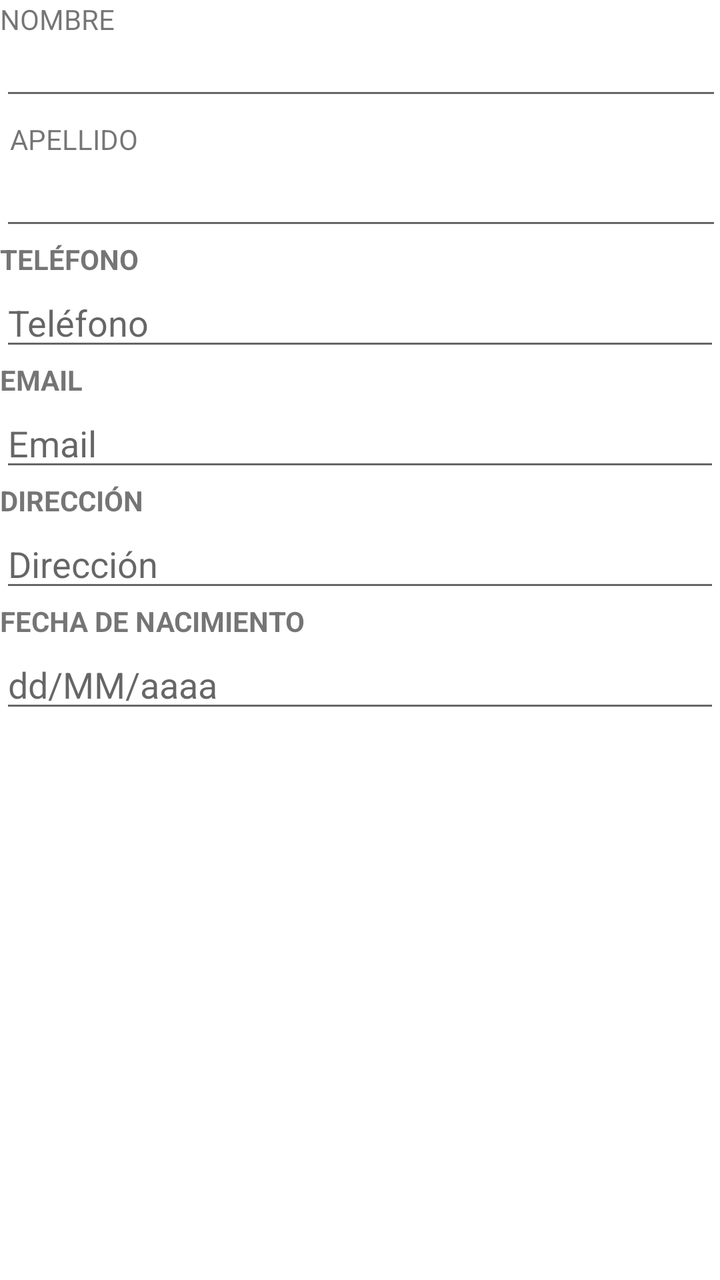
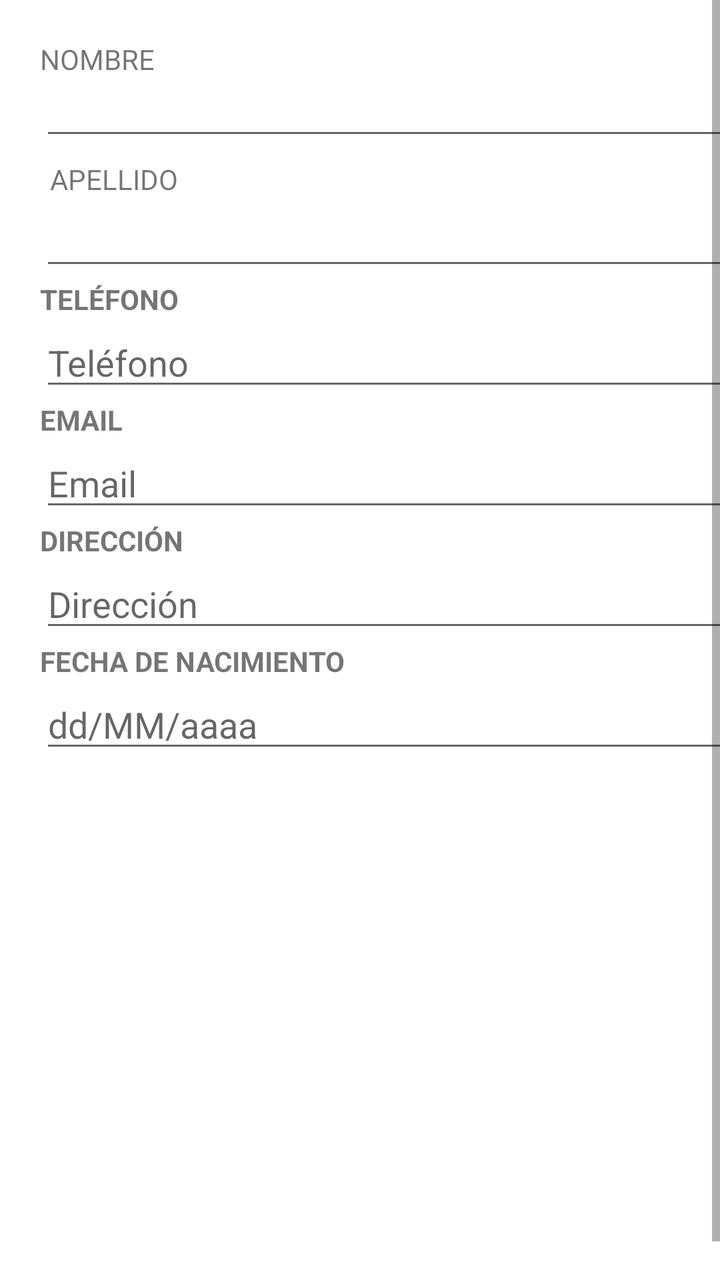

Two renders of the same Android screen: before a commit and after it. Below are the layout's source before the change and the commit's diff.
<!-- AndroidManifest.xml: application theme Theme.MaterialComponents.DayNight.DarkActionBar -->
<!-- res/layout/activity_agregar_contacto.xml -->
<?xml version="1.0" encoding="utf-8"?>
<TableLayout xmlns:android="http://schemas.android.com/apk/res/android"
    xmlns:app="http://schemas.android.com/apk/res-auto"
    xmlns:tools="http://schemas.android.com/tools"
    android:id="@+id/main"
    android:layout_width="match_parent"
    android:layout_height="match_parent"
    android:layout_margin="20dp"
    tools:context=".AgregarContacto">

    <TableRow
        android:layout_width="match_parent"
        android:layout_height="match_parent">

    <TextView
        android:layout_width="wrap_content"
        android:layout_height="wrap_content"
        android:text="NOMBRE" />

    </TableRow>

    <TableRow
        android:layout_width="match_parent"
        android:layout_height="match_parent">

        <EditText
            android:id="@+id/editTextNombre"
            android:maxLength="40"
            android:layout_width="361dp"
            android:layout_height="wrap_content"
            android:ems="10"
            android:inputType="textPersonName|textCapWords"
            android:textSize="14sp" />
    </TableRow>

    <TableRow
        android:layout_width="match_parent"
        android:layout_height="match_parent"
        android:layout_margin="5dp">

        <TextView
            android:layout_width="wrap_content"
            android:layout_height="wrap_content"
            android:text="APELLIDO" />

    </TableRow>
    <TableRow
        android:layout_width="match_parent"
        android:layout_height="match_parent">

        <EditText
            android:id="@+id/editTextApellido"
            android:maxLength="40"
            android:layout_width="match_parent"
            android:layout_height="wrap_content"
            android:ems="10"
            android:inputType="textPersonName|textCapWords"
            android:textSize="14sp" />
    </TableRow>

    <TableRow>
        <TextView
            android:layout_width="wrap_content"
            android:layout_height="wrap_content"
            android:text="TELÉFONO"
            android:textStyle="bold" />
    </TableRow>

    <TableRow>
        <EditText
            android:id="@+id/editTextTelefono"
            android:layout_width="0dp"
            android:layout_height="wrap_content"
            android:layout_weight="1"
            android:hint="Teléfono"
            android:inputType="phone" />

    </TableRow>

    <TableRow>
        <TextView
            android:layout_width="wrap_content"
            android:layout_height="wrap_content"
            android:text="EMAIL"
            android:textStyle="bold" />
    </TableRow>

    <TableRow>
        <EditText
            android:id="@+id/editTextEmail"
            android:layout_width="0dp"
            android:layout_height="wrap_content"
            android:layout_weight="1"
            android:hint="Email"
            android:inputType="textEmailAddress" />

    </TableRow>

    <TableRow>
        <TextView
            android:layout_width="wrap_content"
            android:layout_height="wrap_content"
            android:text="DIRECCIÓN"
            android:textStyle="bold" />
    </TableRow>

    <TableRow>
        <EditText
            android:id="@+id/editTextDireccion"
            android:layout_width="0dp"
            android:layout_height="wrap_content"
            android:layout_weight="1"
            android:hint="Dirección"
            android:inputType="textPostalAddress" />
    </TableRow>

    <TableRow>
        <TextView
            android:layout_width="wrap_content"
            android:layout_height="wrap_content"
            android:text="FECHA DE NACIMIENTO"
            android:textStyle="bold" />
    </TableRow>

    <TableRow>
        <EditText
            android:id="@+id/editTextFechaNacimiento"
            android:layout_width="0dp"
            android:layout_height="wrap_content"
            android:layout_weight="1"
            android:hint="dd/MM/aaaa"
            android:inputType="date" />
    </TableRow>

</TableLayout>
<!-- resources referenced by this layout -->
<resources>

</resources>

<!-- the commit's change to res/layout/activity_agregar_contacto.xml (unified diff, before → after) -->
@@ -1,135 +1,151 @@
 <?xml version="1.0" encoding="utf-8"?>
-<TableLayout xmlns:android="http://schemas.android.com/apk/res/android"
+<ScrollView xmlns:android="http://schemas.android.com/apk/res/android"
     xmlns:app="http://schemas.android.com/apk/res-auto"
     xmlns:tools="http://schemas.android.com/tools"
     android:id="@+id/main"
     android:layout_width="match_parent"
     android:layout_height="match_parent"
-    android:layout_margin="20dp"
+    android:fillViewport="true"
     tools:context=".AgregarContacto">
 
-    <TableRow
+    <TableLayout
         android:layout_width="match_parent"
-        android:layout_height="match_parent">
+        android:layout_height="wrap_content"
+        android:layout_margin="20dp"
+        android:stretchColumns="0">
 
-    <TextView
-        android:layout_width="wrap_content"
-        android:layout_height="wrap_content"
-        android:text="NOMBRE" />
+        <TableRow
+            android:layout_width="match_parent"
+            android:layout_height="match_parent">
 
-    </TableRow>
+            <TextView
+                android:layout_width="wrap_content"
+                android:layout_height="wrap_content"
+                android:text="NOMBRE" />
 
-    <TableRow
-        android:layout_width="match_parent"
-        android:layout_height="match_parent">
+        </TableRow>
 
-        <EditText
-            android:id="@+id/editTextNombre"
-            android:maxLength="40"
-            android:layout_width="361dp"
-            android:layout_height="wrap_content"
-            android:ems="10"
-            android:inputType="textPersonName|textCapWords"
-            android:textSize="14sp" />
-    </TableRow>
+        <TableRow
+            android:layout_width="match_parent"
+            android:layout_height="match_parent">
 
-    <TableRow
-        android:layout_width="match_parent"
-        android:layout_height="match_parent"
-        android:layout_margin="5dp">
+            <EditText
+                android:id="@+id/editTextNombre"
+                android:layout_width="match_parent"
+                android:layout_height="wrap_content"
+                android:ems="10"
+                android:inputType="textPersonName|textCapWords"
+                android:maxLength="40"
+                android:textSize="14sp" />
+        </TableRow>
 
-        <TextView
-            android:layout_width="wrap_content"
-            android:layout_height="wrap_content"
-            android:text="APELLIDO" />
+        <TableRow
+            android:layout_width="match_parent"
+            android:layout_height="match_parent"
+            android:layout_margin="5dp">
 
-    </TableRow>
-    <TableRow
-        android:layout_width="match_parent"
-        android:layout_height="match_parent">
+            <TextView
+                android:layout_width="wrap_content"
+                android:layout_height="wrap_content"
+                android:text="APELLIDO" />
 
-        <EditText
-            android:id="@+id/editTextApellido"
-            android:maxLength="40"
+        </TableRow>
+
+        <TableRow
             android:layout_width="match_parent"
-            android:layout_height="wrap_content"
-            android:ems="10"
-            android:inputType="textPersonName|textCapWords"
-            android:textSize="14sp" />
-    </TableRow>
+            android:layout_height="match_parent">
 
-    <TableRow>
-        <TextView
-            android:layout_width="wrap_content"
-            android:layout_height="wrap_content"
-            android:text="TELÉFONO"
-            android:textStyle="bold" />
-    </TableRow>
+            <EditText
+                android:id="@+id/editTextApellido"
+                android:layout_width="match_parent"
+                android:layout_height="wrap_content"
+                android:ems="10"
+                android:inputType="textPersonName|textCapWords"
+                android:maxLength="40"
+                android:textSize="14sp" />
+        </TableRow>
 
-    <TableRow>
-        <EditText
-            android:id="@+id/editTextTelefono"
-            android:layout_width="0dp"
-            android:layout_height="wrap_content"
-            android:layout_weight="1"
-            android:hint="Teléfono"
-            android:inputType="phone" />
+        <TableRow>
 
-    </TableRow>
+            <TextView
+                android:layout_width="wrap_content"
+                android:layout_height="wrap_content"
+                android:text="TELÉFONO"
+                android:textStyle="bold" />
+        </TableRow>
 
-    <TableRow>
-        <TextView
-            android:layout_width="wrap_content"
-            android:layout_height="wrap_content"
-            android:text="EMAIL"
-            android:textStyle="bold" />
-    </TableRow>
+        <TableRow>
 
-    <TableRow>
-        <EditText
-            android:id="@+id/editTextEmail"
-            android:layout_width="0dp"
-            android:layout_height="wrap_content"
-            android:layout_weight="1"
-            android:hint="Email"
-            android:inputType="textEmailAddress" />
+            <EditText
+                android:id="@+id/editTextTelefono"
+                android:layout_width="0dp"
+                android:layout_height="wrap_content"
+                android:layout_weight="1"
+                android:hint="Teléfono"
+                android:inputType="phone" />
 
-    </TableRow>
+        </TableRow>
 
-    <TableRow>
-        <TextView
-            android:layout_width="wrap_content"
-            android:layout_height="wrap_content"
-            android:text="DIRECCIÓN"
-            android:textStyle="bold" />
-    </TableRow>
+        <TableRow>
 
-    <TableRow>
-        <EditText
-            android:id="@+id/editTextDireccion"
-            android:layout_width="0dp"
-            android:layout_height="wrap_content"
-            android:layout_weight="1"
-            android:hint="Dirección"
-            android:inputType="textPostalAddress" />
-    </TableRow>
+            <TextView
+                android:layout_width="wrap_content"
+                android:layout_height="wrap_content"
+                android:text="EMAIL"
+                android:textStyle="bold" />
+        </TableRow>
 
-    <TableRow>
-        <TextView
-            android:layout_width="wrap_content"
-            android:layout_height="wrap_content"
-            android:text="FECHA DE NACIMIENTO"
-            android:textStyle="bold" />
-    </TableRow>
+        <TableRow>
 
-    <TableRow>
-        <EditText
-            android:id="@+id/editTextFechaNacimiento"
-            android:layout_width="0dp"
-            android:layout_height="wrap_content"
-            android:layout_weight="1"
-            android:hint="dd/MM/aaaa"
-            android:inputType="date" />
-    </TableRow>
+            <EditText
+                android:id="@+id/editTextEmail"
+                android:layout_width="0dp"
+                android:layout_height="wrap_content"
+                android:layout_weight="1"
+                android:hint="Email"
+                android:inputType="textEmailAddress" />
 
-</TableLayout>
+        </TableRow>
+
+        <TableRow>
+
+            <TextView
+                android:layout_width="wrap_content"
+                android:layout_height="wrap_content"
+                android:text="DIRECCIÓN"
+                android:textStyle="bold" />
+        </TableRow>
+
+        <TableRow>
+
+            <EditText
+                android:id="@+id/editTextDireccion"
+                android:layout_width="0dp"
+                android:layout_height="wrap_content"
+                android:layout_weight="1"
+                android:hint="Dirección"
+                android:inputType="textPostalAddress" />
+        </TableRow>
+
+        <TableRow>
+
+            <TextView
+                android:layout_width="wrap_content"
+                android:layout_height="wrap_content"
+                android:text="FECHA DE NACIMIENTO"
+                android:textStyle="bold" />
+        </TableRow>
+
+        <TableRow>
+
+            <EditText
+                android:id="@+id/editTextFechaNacimiento"
+                android:layout_width="0dp"
+                android:layout_height="wrap_content"
+                android:layout_weight="1"
+                android:hint="dd/MM/aaaa"
+                android:inputType="date" />
+        </TableRow>
+
+    </TableLayout>
+</ScrollView>
